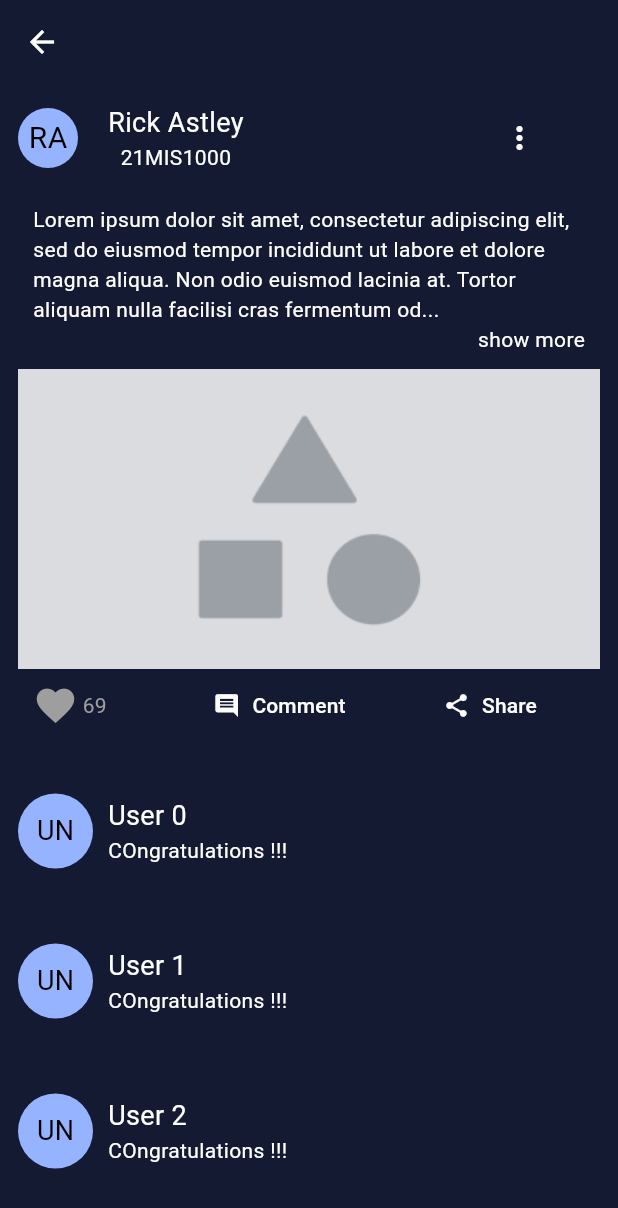
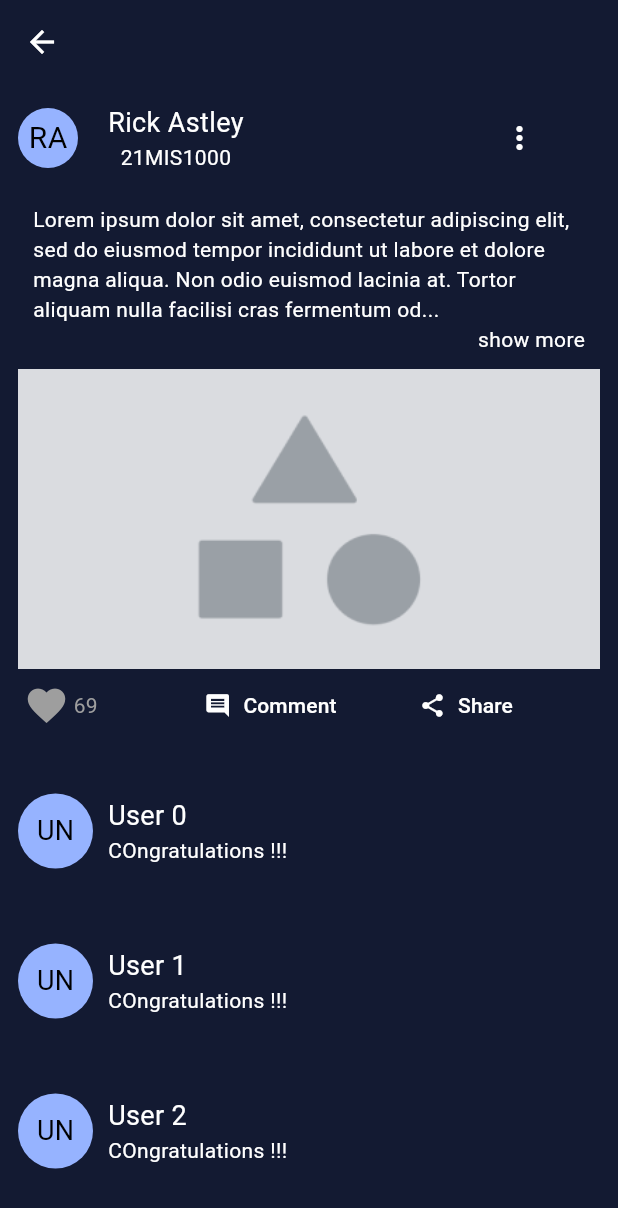
Before and after one commit to micvitc/Networking-App-Frontend, a Flutter app: the screen it shows after launch, after a tap on "Starting a new position at Microsoft", on a phone screen of 412 x 824 dp. Shown: the top 1208 px of the screen. Run offline on Flutter 3.47's test engine with Material 2 defaults, Android fonts, the phone set to English and light mode, and no system bars; drawn by our look-alikes of like_button.

Commit message:
commit3.1

```diff
--- a/lib/ui/pages/post.dart
+++ b/lib/ui/pages/post.dart
@@ -92,10 +92,10 @@ class _PostState extends State<Post> {
                 ),
                 Row(children: [
                   const LikeButton(
-                    padding: EdgeInsets.only(left: 10),
+                    padding: EdgeInsets.only(left: 4),
                     likeCount: 69,
                     likeCountAnimationDuration: Duration(milliseconds: 120),
-                    animationDuration: Duration(milliseconds: 150),
+                    animationDuration: Duration(milliseconds: 200),
                   ),
                   const SizedBox(
                     width: 55,
@@ -112,7 +112,7 @@ class _PostState extends State<Post> {
                           backgroundColor: Colors.transparent,
                           elevation: 0)),
                   const SizedBox(
-                    width: 25,
+                    width: 15,
                   ),
                   ElevatedButton.icon(
                       onPressed: () {},
--- a/lib/ui/widget/postCard.dart
+++ b/lib/ui/widget/postCard.dart
@@ -111,9 +111,9 @@ class PostCard extends StatelessWidget {
               top: 330,
               child: Row(children: [
                 const LikeButton(
-                  padding: EdgeInsets.only(left: 20),
+                  padding: EdgeInsets.only(left: 10),
                   likeCount: 69,
-                  animationDuration: Duration(milliseconds: 150),
+                  animationDuration: Duration(milliseconds: 200),
                   likeCountAnimationDuration: Duration(milliseconds: 130),
                 ),
                 const SizedBox(
@@ -136,7 +136,7 @@ class PostCard extends StatelessWidget {
                         backgroundColor: Colors.transparent,
                         elevation: 0)),
                 const SizedBox(
-                  width: 25,
+                  width: 15,
                 ),
                 ElevatedButton.icon(
                     onPressed: () {},
```
